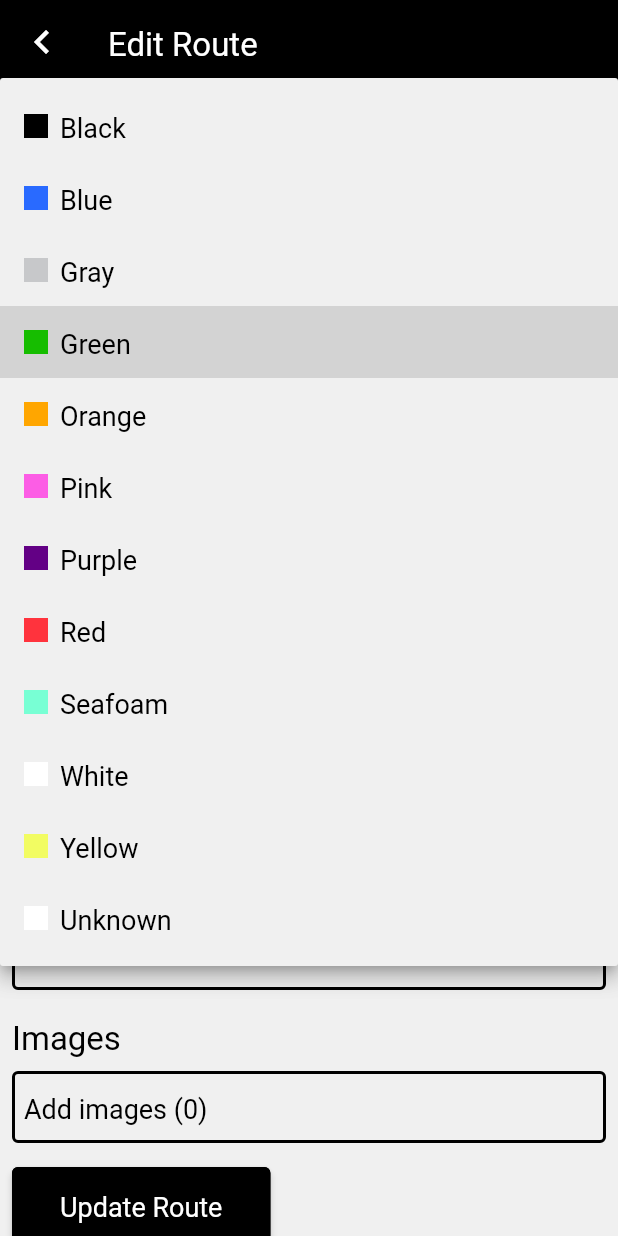
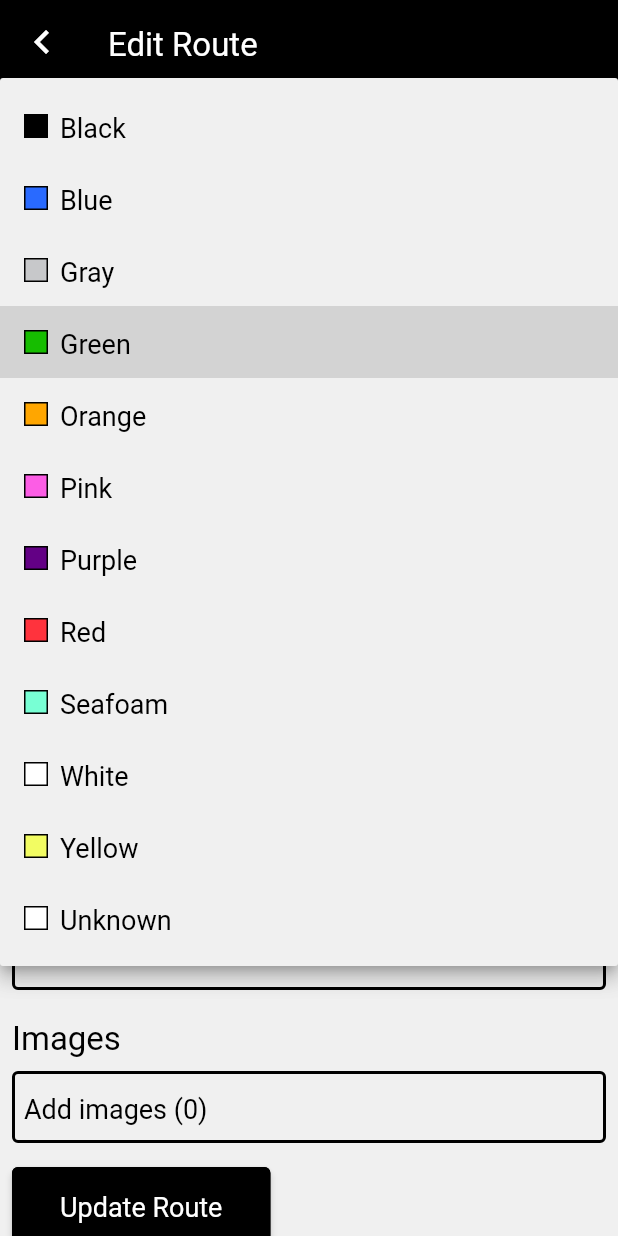
Before and after one commit to ajgreenman/free_beta, a Flutter app: the EditRouteScreen screen opened directly with sample values from the repository, after a tap on "Green", on a phone screen of 412 x 824 dp. Run offline on Flutter 3.47's test engine with Material 2 defaults, Android fonts, the phone set to English and light mode, and no system bars; our stand-ins replace cached_network_image, carousel_slider, cloud_firestore, firebase_auth, firebase_core, firebase_storage and 3 more; accounts and stored records are empty; network calls fail; Roboto replaces fonts that are missing (GTA).

Commit message:
Add border to color squares

```diff
--- a/lib/app/presentation/widgets/form/number_input.dart
+++ b/lib/app/presentation/widgets/form/number_input.dart
@@ -1,5 +1,3 @@
-import 'dart:developer';
-
 import 'package:flutter/material.dart';
 import 'package:free_beta/app/theme.dart';
 
--- a/lib/routes/presentation/route_color_square.dart
+++ b/lib/routes/presentation/route_color_square.dart
@@ -17,7 +17,10 @@ class RouteColorSquare extends StatelessWidget {
     return SizedBox.square(
       dimension: size,
       child: DecoratedBox(
-        decoration: BoxDecoration(color: routeColor.displayColor),
+        decoration: BoxDecoration(
+          border: Border.all(),
+          color: routeColor.displayColor,
+        ),
       ),
     );
   }
--- a/lib/routes/presentation/route_detail_screen.dart
+++ b/lib/routes/presentation/route_detail_screen.dart
@@ -1,5 +1,3 @@
-import 'dart:developer';
-
 import 'package:flutter/material.dart';
 import 'package:flutter_riverpod/flutter_riverpod.dart';
 import 'package:free_beta/app/presentation/widgets/back_button.dart';
--- a/lib/user/infrastructure/models/user_route_model.dart
+++ b/lib/user/infrastructure/models/user_route_model.dart
@@ -1,5 +1,3 @@
-import 'dart:developer';
-
 class UserRouteModel {
   final String id;
   final String userId;
```
